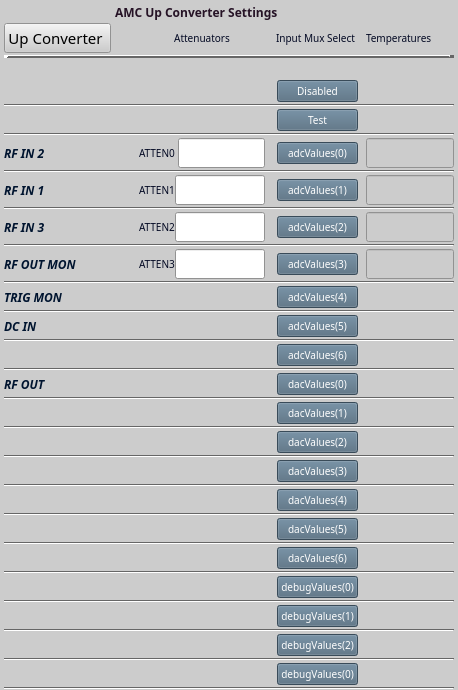
Qt form individuals/amc_up_converter.ui (cristinasewell/ATCA_PyDM_Screens) before a commit.
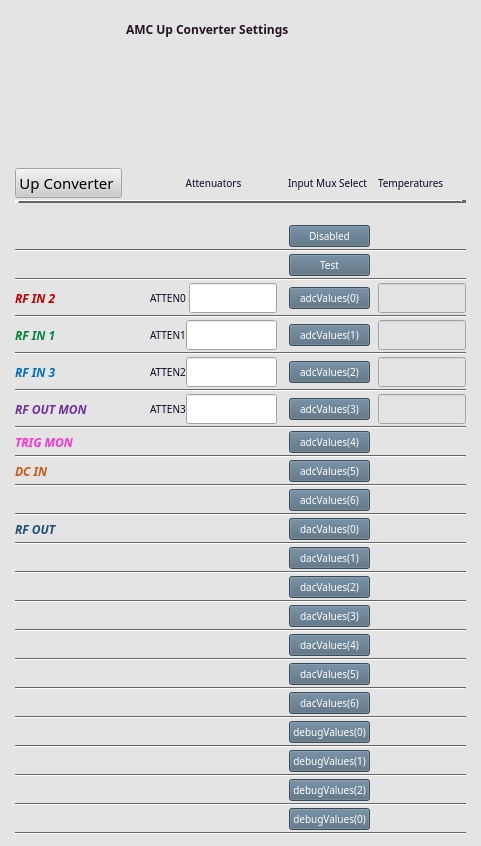
The same form after that commit. Custom widgets are drawn as their Qt base class.

Commit message: ENH - added the colored schematics for the front panel

```diff
--- a/individuals/amc_up_converter.ui
+++ b/individuals/amc_up_converter.ui
@@ -12,8 +12,8 @@
    <rect>
     <x>0</x>
     <y>0</y>
-    <width>458</width>
-    <height>624</height>
+    <width>481</width>
+    <height>846</height>
    </rect>
   </property>
   <property name="sizePolicy">
@@ -118,9 +118,9 @@
      <colorrole role="Window">
       <brush brushstyle="SolidPattern">
        <color alpha="255">
-        <red>204</red>
-        <green>204</green>
-        <blue>204</blue>
+        <red>228</red>
+        <green>228</green>
+        <blue>228</blue>
        </color>
       </brush>
      </colorrole>
@@ -264,9 +264,9 @@
      <colorrole role="Window">
       <brush brushstyle="SolidPattern">
        <color alpha="255">
-        <red>204</red>
-        <green>204</green>
-        <blue>204</blue>
+        <red>228</red>
+        <green>228</green>
+        <blue>228</blue>
        </color>
       </brush>
      </colorrole>
@@ -401,18 +401,18 @@
      <colorrole role="Base">
       <brush brushstyle="SolidPattern">
        <color alpha="255">
-        <red>204</red>
-        <green>204</green>
-        <blue>204</blue>
+        <red>228</red>
+        <green>228</green>
+        <blue>228</blue>
        </color>
       </brush>
      </colorrole>
      <colorrole role="Window">
       <brush brushstyle="SolidPattern">
        <color alpha="255">
-        <red>204</red>
-        <green>204</green>
-        <blue>204</blue>
+        <red>228</red>
+        <green>228</green>
+        <blue>228</blue>
        </color>
       </brush>
      </colorrole>
@@ -479,25 +479,17 @@
   <property name="styleSheet">
    <string notr="true"/>
   </property>
-  <layout class="QVBoxLayout" name="verticalLayout" stretch="0">
-   <property name="spacing">
-    <number>4</number>
-   </property>
-   <property name="sizeConstraint">
-    <enum>QLayout::SetDefaultConstraint</enum>
-   </property>
-   <property name="leftMargin">
-    <number>0</number>
-   </property>
-   <property name="topMargin">
-    <number>0</number>
-   </property>
-   <property name="rightMargin">
-    <number>0</number>
-   </property>
-   <property name="bottomMargin">
-    <number>0</number>
-   </property>
+  <layout class="QVBoxLayout" name="verticalLayout">
+   <item>
+    <widget class="PyDMDrawingImage" name="PyDMDrawingImage">
+     <property name="toolTip">
+      <string/>
+     </property>
+     <property name="filename" stdset="0">
+      <string>docs/_static/amc_upconverter.png</string>
+     </property>
+    </widget>
+   </item>
    <item>
     <layout class="QGridLayout" name="gridLayout" columnstretch="0,0,0,0,0,0,0,0">
      <property name="sizeConstraint">
@@ -648,7 +640,7 @@
       <widget class="QLabel" name="label_7">
        <property name="styleSheet">
         <string notr="true">QLabel{
-  color:#00142F;
+  color:rgb(197,90,17);
   font-size: 12px;
   font: bold italic;
 }</string>
@@ -844,7 +836,7 @@
       <widget class="QLabel" name="label_3">
        <property name="styleSheet">
         <string notr="true">QLabel{
-  color:#00142F;
+  color:rgb(0,134,61);
   font-size: 12px;
   font: bold italic;
 }</string>
@@ -1011,7 +1003,7 @@
       <widget class="QLabel" name="label_5">
        <property name="styleSheet">
         <string notr="true">QLabel{
-  color:#00142F;
+  color:rgb(112,48,160);
   font-size: 12px;
   font: bold italic;
 }</string>
@@ -1164,7 +1156,7 @@
       <widget class="QLabel" name="label_4">
        <property name="styleSheet">
         <string notr="true">QLabel{
-  color:#00142F;
+  color:rgb(0,112,192);
   font-size: 12px;
   font: bold italic;
 }</string>
@@ -1381,7 +1373,7 @@
       <widget class="QLabel" name="label_8">
        <property name="styleSheet">
         <string notr="true">QLabel{
-  color:#00142F;
+  color:rgb(30,78,121);
   font-size: 12px;
   font: bold italic;
 }</string>
@@ -1411,7 +1403,7 @@
       <widget class="QLabel" name="label_2">
        <property name="styleSheet">
         <string notr="true">QLabel{
-  color:#00142F;
+  color:rgb(192,0,0);
   font-size: 12px;
   font: bold italic;
 }</string>
@@ -1489,7 +1481,7 @@
       <widget class="QLabel" name="label_6">
        <property name="styleSheet">
         <string notr="true">QLabel{
-  color:#00142F;
+  color:rgb(255,51,204);
   font-size: 12px;
   font: bold italic;
 }</string>
@@ -1792,6 +1784,11 @@
    <extends>QPushButton</extends>
    <header>pydm.widgets.pushbutton</header>
   </customwidget>
+  <customwidget>
+   <class>PyDMDrawingImage</class>
+   <extends>QWidget</extends>
+   <header>pydm.widgets.drawing</header>
+  </customwidget>
   <customwidget>
    <class>PyDMRelatedDisplayButton</class>
    <extends>QPushButton</extends>
```
The commit also changes 3 other files.
